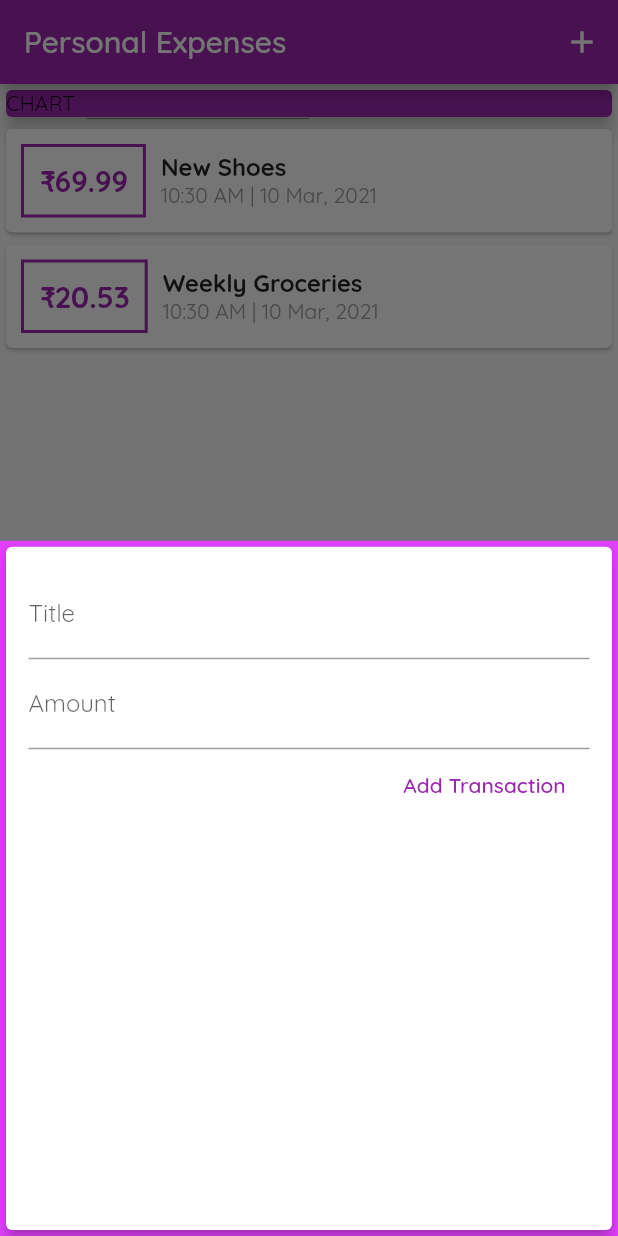
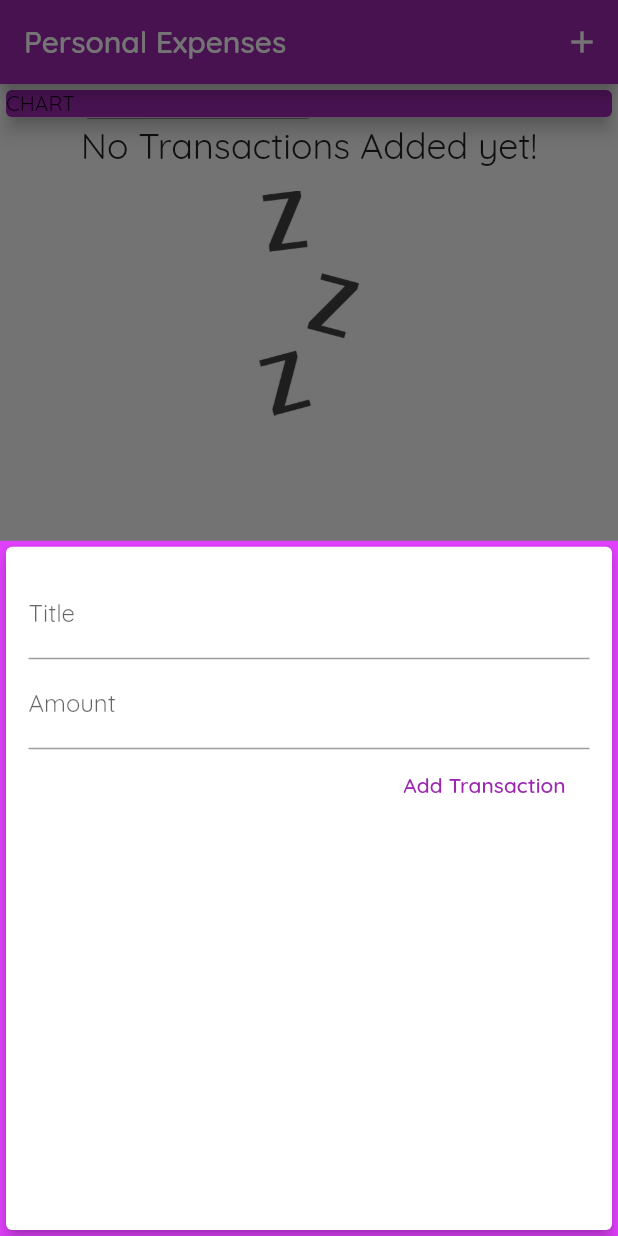
Before and after one commit to sacksaini/PlannerApp, a Flutter app: the screen it shows after launch, after a tap on the "add" icon, on a phone screen of 412 x 824 dp. Run offline on Flutter 3.47's test engine with Material 2 defaults, Android fonts, the phone set to English and light mode, and no system bars.

Commit message:
addscrollbar, Image for no transaction found,style

```diff
--- a/lib/main.dart
+++ b/lib/main.dart
@@ -28,7 +28,7 @@ class MyHomePage extends StatefulWidget {
 
 class _MyHomePageState extends State<MyHomePage> {
   final List<Transaction> _userTransaction = [
-    Transaction(
+    /*  Transaction(
       id: 't1',
       title: 'New Shoes',
       amount: 69.99,
@@ -39,7 +39,7 @@ class _MyHomePageState extends State<MyHomePage> {
       title: 'Weekly Groceries',
       amount: 20.53,
       date: DateTime.now(),
-    ),
+    ),  */
   ];
 
   void _addNewTransaction(String txTitle, double txAmount) {
--- a/lib/widgets/transaction_list.dart
+++ b/lib/widgets/transaction_list.dart
@@ -6,12 +6,37 @@ import 'package:intl/intl.dart';
 // The Instance of this class is called inside the UserTransactions.dart file. The main motive of this seperate file is to make th code more manageable
 
 class TransactionList extends StatelessWidget {
+//  final ScrollController _controllerOne = ScrollController();
   final List<Transaction> userTransaction;
   TransactionList(this.userTransaction);
   @override
   Widget build(BuildContext context) {
     return Container(
-      height: 600,
+      height: 300,
+      child: userTransaction.isEmpty
+          ? Column(
+              children: [
+                Text(
+                  "No Transactions Added yet!",
+                  style: Theme.of(context).textTheme.headline5,
+                  //textScaleFactor: 0.8,
+                ),
+                SizedBox(
+                  height: 15,
+                ),
+                Container(
+                  height: 150,
+                  child: Image.asset(
+                    'assets/images/waiting.png',
+                    fit: BoxFit.fitHeight,
+                  ),
+                ),
+              ],
+            )
+          : Scrollbar(
+              thickness: 4,
+              radius: Radius.circular(20),
+              //  controller: _controllerOne,
               child: ListView.builder(
                 itemBuilder: (ctx, index) {
                   return Card(
@@ -64,6 +89,7 @@ class TransactionList extends StatelessWidget {
                 },
                 itemCount: userTransaction.length,
               ),
+            ),
     );
   }
 }
--- a/pubspec.yaml
+++ b/pubspec.yaml
@@ -46,9 +46,9 @@ flutter:
   uses-material-design: true
 
   # To add assets to your application, add an assets section, like this:
-  # assets:
-  #   - images/a_dot_burr.jpeg
-  #   - images/a_dot_ham.jpeg
+  assets:
+    - assets/images/waiting.png
+  # - images/a_dot_ham.jpeg
 
   # An image asset can refer to one or more resolution-specific "variants", see
   # https://flutter.dev/assets-and-images/#resolution-aware.
```
Also changed, not shown: assets/images/waiting.png (added). Lines whose indentation alone changed are shown as unchanged.
